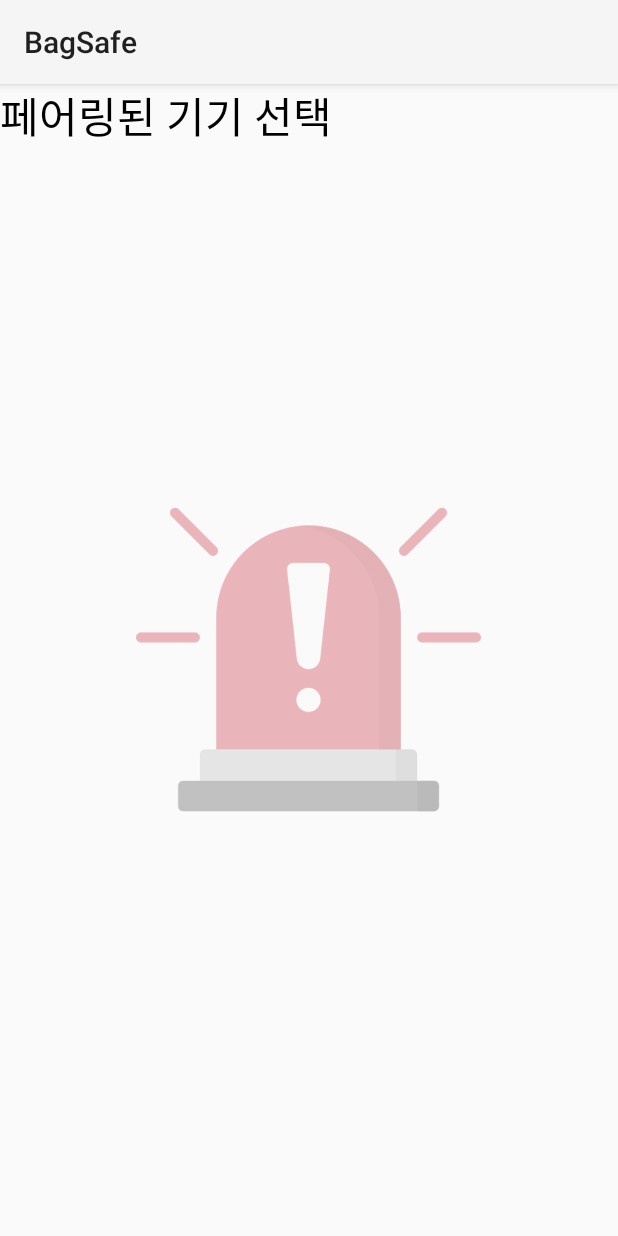
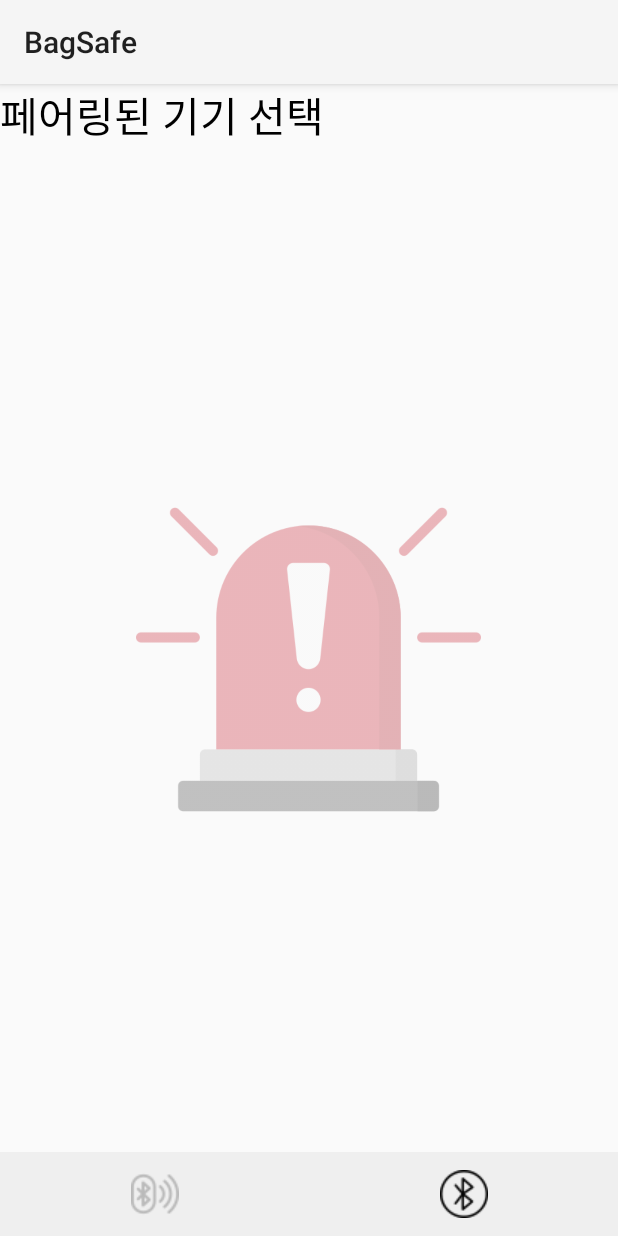
Before and after one commit to Milky-Way00/BagSafe0, an Android app: the PairedDevicesActivity screen opened directly, with no data from a screen before it, on a phone screen of 412 x 824 dp. Run offline under Robolectric (Android 15) with nearby library versions, the phone set to English and light mode, and no system bars.

Commit message:
BagSafe Project

```diff
--- a/app/src/main/AndroidManifest.xml
+++ b/app/src/main/AndroidManifest.xml
@@ -32,7 +32,8 @@
         android:roundIcon="@mipmap/ic_launcher_round"
         tools:targetApi="31">
 
-        <activity android:name=".PairedDevicesActivity" />
+        <activity android:name=".PairedDevicesActivity"
+            android:launchMode="singleTask"/>
 
         <activity
             android:name=".MainActivity"
@@ -43,7 +44,8 @@
             </intent-filter>
         </activity>
 
-        <activity android:name=".DeviceListActivity"/>
+        <activity android:name=".DeviceListActivity"
+            android:launchMode="singleTask"/>
         <activity android:name=".ControlActivity"/>
     </application>
 
--- a/app/src/main/java/com/example/test/PairedDevicesActivity.java
+++ b/app/src/main/java/com/example/test/PairedDevicesActivity.java
@@ -8,6 +8,7 @@ import android.view.View;
 import android.view.ViewGroup;
 import android.widget.ArrayAdapter;
 import android.widget.Button;
+import android.widget.ImageButton;
 import android.widget.ImageView;
 import android.widget.ListView;
 import android.widget.TextView;
@@ -46,18 +47,8 @@ public class PairedDevicesActivity extends AppCompatActivity {
         listPairedDevices.setAdapter(pairedDeviceAdapter);
 
         bluetoothAdapter = BluetoothAdapter.getDefaultAdapter();
+
         loadPairedDevices();
-
-
-//        pairedDeviceAdapter = new ArrayAdapter<>(
-//                this,
-//                R.layout.list_item_device, // 커스텀 레이아웃 사용
-//                R.id.device_name           // 데이터를 표시할 TextView ID
-//        );
-
-
-
-
 
         listPairedDevices.setOnItemClickListener((parent, view, position, id) -> {
 
@@ -67,6 +58,23 @@ public class PairedDevicesActivity extends AppCompatActivity {
 //            String deviceAddress = deviceInfo.split("\n")[1];
             showConnectionDialog(device.getAddress());
         });
+
+        // "페어링된 기기 보기" 버튼 추가
+        ImageButton btnShowPaired = findViewById(R.id.btn_show_paired);
+        btnShowPaired.setOnClickListener(v -> {
+            Intent intent = new Intent(this, PairedDevicesActivity.class);
+            startActivity(intent);
+            overridePendingTransition(0, 0);
+        });
+
+        // "페어링된 기기 보기" 버튼 추가
+        ImageButton btnShowPairing = findViewById(R.id.btn_show_pairing);
+        btnShowPairing.setOnClickListener(v -> {
+            Intent intent = new Intent(this, DeviceListActivity.class);
+            startActivity(intent);
+            overridePendingTransition(0, 0);
+        });
+
     }
 
     private void loadPairedDevices() {
--- a/app/src/main/res/drawable/btn_ripple.xml
+++ b/app/src/main/res/drawable/btn_ripple.xml
@@ -6,9 +6,11 @@
     <!-- 기본 상태 -->
     <item>
         <shape android:shape="rectangle">
-            <corners android:radius="10dp" />
-            <solid android:color="#bababa" />>
+            <solid android:color="#efefef" />>
         </shape>>
     </item>
 
+<!--    <corners android:radius="10dp" />-->
+<!--    <solid android:color="#bababa"-->
+
 </ripple>
--- a/app/src/main/res/layout/activity_paired_devices.xml
+++ b/app/src/main/res/layout/activity_paired_devices.xml
@@ -22,7 +22,7 @@
         android:id="@+id/textView2"
         android:layout_width="match_parent"
         android:layout_height="50dp"
-        android:textSize="28sp"
+        android:textSize="27sp"
         android:textColor="#000000"
         android:text="페어링된 기기 선택" />
 
@@ -31,8 +31,33 @@
         android:id="@+id/list_paired_devices"
         android:layout_width="match_parent"
         android:layout_height="match_parent"
-        android:layout_marginTop="50dp">
+        android:layout_marginTop="50dp"
+        android:divider="@null"
+        android:dividerHeight="2dp">
 
     </ListView>
 
+    <ImageButton
+        android:id="@+id/btn_show_pairing"
+        android:layout_width="206dp"
+        android:layout_height="56dp"
+        android:src="@drawable/ic_bluetoothpairing"
+        android:tint="#bababa"
+        android:background="@drawable/btn_ripple"
+        android:layout_gravity="bottom"
+        android:stateListAnimator="@null"
+        android:textSize="20sp"/>
+
+    <ImageButton
+        android:id="@+id/btn_show_paired"
+        android:layout_width="206dp"
+        android:layout_height="56dp"
+        android:src="@drawable/ic_bluetoothpaired"
+        android:tint="@color/black"
+        android:background="@drawable/btn_ripple"
+        android:layout_gravity="right|bottom"
+        android:stateListAnimator="@null"
+        android:textSize="20sp"/>
+
+
 </FrameLayout>
--- a/app/src/main/res/values/colors.xml
+++ b/app/src/main/res/values/colors.xml
@@ -2,4 +2,5 @@
 <resources>
     <color name="black">#FF000000</color>
     <color name="white">#FFFFFFFF</color>
+
 </resources>
```
Also changed, not shown: app/src/main/java/com/example/test/ControlActivity.java (+17 -1 lines), app/src/main/java/com/example/test/DeviceListActivity.java (+14 -1 lines), app/src/main/res/color/icon_color_selector.xml (added, +8 -0 lines), app/src/main/res/layout/activity_device_list.xml (+29 -11 lines), app/src/main/res/drawable/ic_bluetoothpaired.png (added), app/src/main/res/drawable/ic_bluetoothpairing.png (added), 3 other files.
